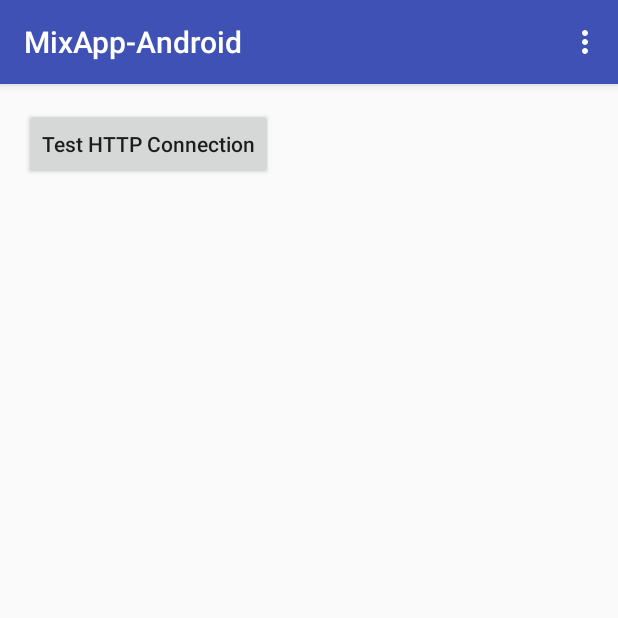
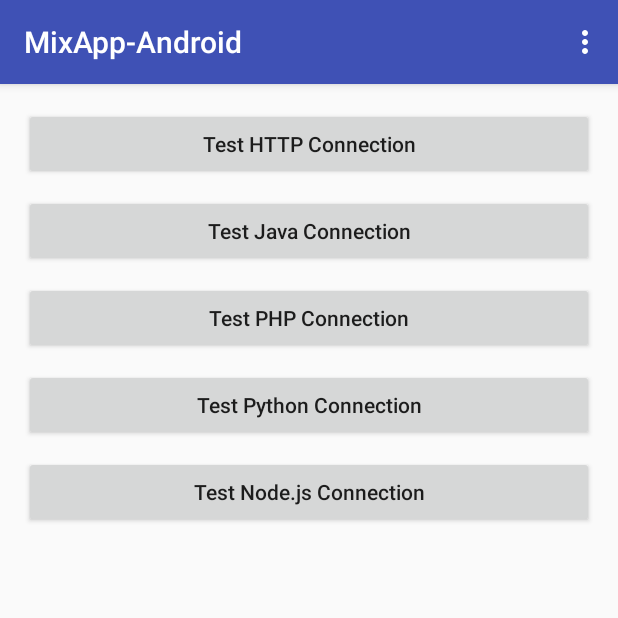
Before and after one commit to zhouyaoji/MixApp, an Android app: the screen it shows after launch (MainActivity), on a phone screen of 412 x 824 dp, the top half of it. Run offline under Robolectric (Android 15) with nearby library versions, the phone set to English and light mode, and no system bars; libraries missing offline, so code that uses them is left out: com.appdynamics.eumagent; 1 statement that could not run was skipped.

Commit message:
Add http call buttons to app and instrumentation

```diff
--- a/MixApp-Android/app/build.gradle
+++ b/MixApp-Android/app/build.gradle
@@ -1,8 +1,9 @@
 apply plugin: 'com.android.application'
+apply plugin: 'adeum'
 
 android {
     compileSdkVersion 23
-    buildToolsVersion "24.0.0 rc1"
+    buildToolsVersion "23.0.2"
 
     defaultConfig {
         applicationId "com.appdynamics.e2e.mixapp_android"
@@ -24,4 +25,12 @@ dependencies {
     testCompile 'junit:junit:4.12'
     compile 'com.android.support:appcompat-v7:23.2.1'
     compile 'com.android.support:design:23.2.1'
+    compile 'com.appdynamics:appdynamics-runtime:4.+'
 }
+
+adeum { // this section added for AppDynamics
+    account {
+        name 'e2e-demo-master'
+        licenseKey '1be847c2-d645-48cc-bca4-bc304ef6756b'
+    }
+}
--- a/MixApp-Android/app/src/main/java/com/appdynamics/e2e/mixapp_android/MainActivity.java
+++ b/MixApp-Android/app/src/main/java/com/appdynamics/e2e/mixapp_android/MainActivity.java
@@ -22,8 +22,11 @@ import java.util.List;
 import java.util.Map;
 import java.util.Set;
 
+import com.appdynamics.eumagent.runtime.Instrumentation;
+
 public class MainActivity extends AppCompatActivity {
     final String TAG = MainActivity.class.getName();
+    private Button[] btns = new Button[5];
 
     @Override
     protected void onCreate(Bundle savedInstanceState) {
@@ -32,12 +35,44 @@ public class MainActivity extends AppCompatActivity {
         Toolbar toolbar = (Toolbar) findViewById(R.id.toolbar);
         setSupportActionBar(toolbar);
 
+        Instrumentation.start(PreferenceConstants.EUM_APP_KEY, getApplicationContext(), PreferenceConstants.EUM_COLLECTOR_URL, true);
+
         Button button = (Button) findViewById(R.id.test_button);
         button.setOnClickListener(new View.OnClickListener() {
             public void onClick(View v) {
                 new TestHttpRequest("GET").execute("https://www.appdynamics.com");
             }
         });
+
+        // You have to have MixApp containers running for below links to work
+        Button java_button = (Button) findViewById(R.id.test_java_button);
+        java_button.setOnClickListener(new View.OnClickListener() {
+            public void onClick(View v) {
+                new TestHttpRequest("GET").execute(PreferenceConstants.END_POINT_URL + ":3003/");
+            }
+        });
+
+        Button php_button = (Button) findViewById(R.id.test_php_button);
+        php_button.setOnClickListener(new View.OnClickListener() {
+            public void onClick(View v) {
+                new TestHttpRequest("GET").execute(PreferenceConstants.END_POINT_URL + ":3002/");
+            }
+        });
+
+        Button python_button = (Button) findViewById(R.id.test_python_button);
+        python_button.setOnClickListener(new View.OnClickListener() {
+            public void onClick(View v) {
+                new TestHttpRequest("GET").execute(PreferenceConstants.END_POINT_URL + ":3001/");
+            }
+        });
+
+        Button nodejs_button = (Button) findViewById(R.id.test_nodejs_button);
+        nodejs_button.setOnClickListener(new View.OnClickListener() {
+            public void onClick(View v) {
+                new TestHttpRequest("GET").execute(PreferenceConstants.END_POINT_URL + ":3000/");
+            }
+        });
+
     }
 
     @Override
@@ -135,10 +170,10 @@ public class MainActivity extends AppCompatActivity {
                 Log.d(TAG, ex.getMessage());
             }
             catch (Exception e) {
-                    Log.d(TAG, e.getMessage());
+                Log.d(TAG, e.getMessage());
             }
             finally {
-                    connection.disconnect();
+                connection.disconnect();
             }
 
             return responseBody;
--- /dev/null
+++ b/MixApp-Android/app/src/main/java/com/appdynamics/e2e/mixapp_android/PreferenceConstants.java
@@ -0,0 +1,12 @@
+package com.appdynamics.e2e.mixapp_android;
+
+/**
+ * Created by jennifer.li on 3/24/16.
+ */
+public final class PreferenceConstants {
+
+    // If you're running it on local docker, END_POINT_URL is likely to be "http://192.168.99.100"
+    public final static String END_POINT_URL = "";
+    public static final String EUM_APP_KEY = "";
+    public static final String EUM_COLLECTOR_URL = "";
+}
--- a/MixApp-Android/app/src/main/res/layout/fragment_main.xml
+++ b/MixApp-Android/app/src/main/res/layout/fragment_main.xml
@@ -1,7 +1,8 @@
-<RelativeLayout xmlns:android="http://schemas.android.com/apk/res/android"
+<LinearLayout xmlns:android="http://schemas.android.com/apk/res/android"
     xmlns:tools="http://schemas.android.com/tools"
     android:layout_width="match_parent"
     android:layout_height="match_parent"
+    android:orientation="vertical"
     android:paddingBottom="@dimen/activity_vertical_margin"
     android:paddingLeft="@dimen/activity_horizontal_margin"
     android:paddingRight="@dimen/activity_horizontal_margin"
@@ -11,10 +12,49 @@
 
     <Button
         android:id="@+id/test_button"
-        android:layout_width="wrap_content"
+        android:layout_width="match_parent"
         android:layout_height="wrap_content"
         android:text="Test HTTP Connection"
         android:textAllCaps="false"
+        android:layout_marginBottom="10dp"
         android:textAlignment="center" />
 
-</RelativeLayout>
+    <Button
+        android:id="@+id/test_java_button"
+        android:layout_width="match_parent"
+        android:layout_height="wrap_content"
+        android:text="Test Java Connection"
+        android:layout_marginBottom="10dp"
+        android:textAllCaps="false"
+        android:textAlignment="center" />
+
+    <Button
+        android:id="@+id/test_php_button"
+        android:layout_width="match_parent"
+        android:layout_height="wrap_content"
+        android:text="Test PHP Connection"
+        android:layout_marginBottom="10dp"
+        android:textAllCaps="false"
+        android:textAlignment="center" />
+
+    <Button
+        android:id="@+id/test_python_button"
+        android:layout_width="match_parent"
+        android:layout_height="wrap_content"
+        android:text="Test Python Connection"
+        android:layout_marginBottom="10dp"
+        android:textAllCaps="false"
+        android:textAlignment="center" />
+
+    <Button
+        android:id="@+id/test_nodejs_button"
+        android:layout_width="match_parent"
+        android:layout_height="wrap_content"
+        android:text="Test Node.js Connection"
+        android:layout_marginBottom="10dp"
+        android:textAllCaps="false"
+        android:textAlignment="center" />
+
+
+
+</LinearLayout>
--- a/MixApp-Android/build.gradle
+++ b/MixApp-Android/build.gradle
@@ -6,7 +6,7 @@ buildscript {
     }
     dependencies {
         classpath 'com.android.tools.build:gradle:2.1.0-alpha3'
-
+        classpath 'com.appdynamics:appdynamics-gradle-plugin:4.+'
         // NOTE: Do not place your application dependencies here; they belong
         // in the individual module build.gradle files
     }
```
